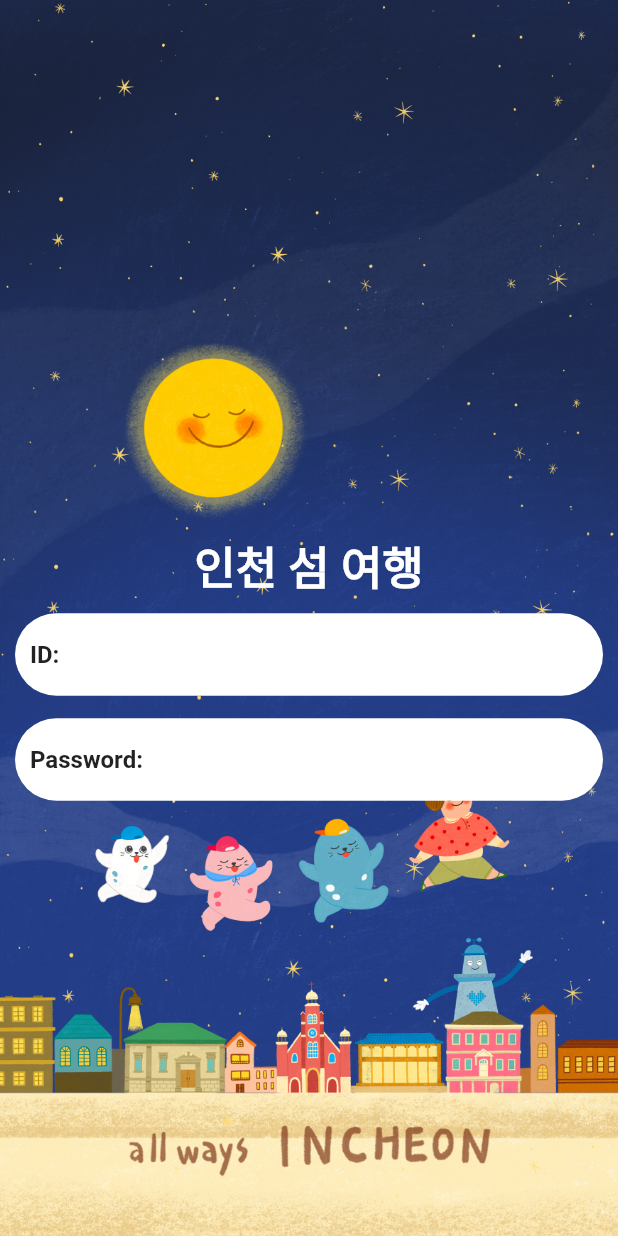
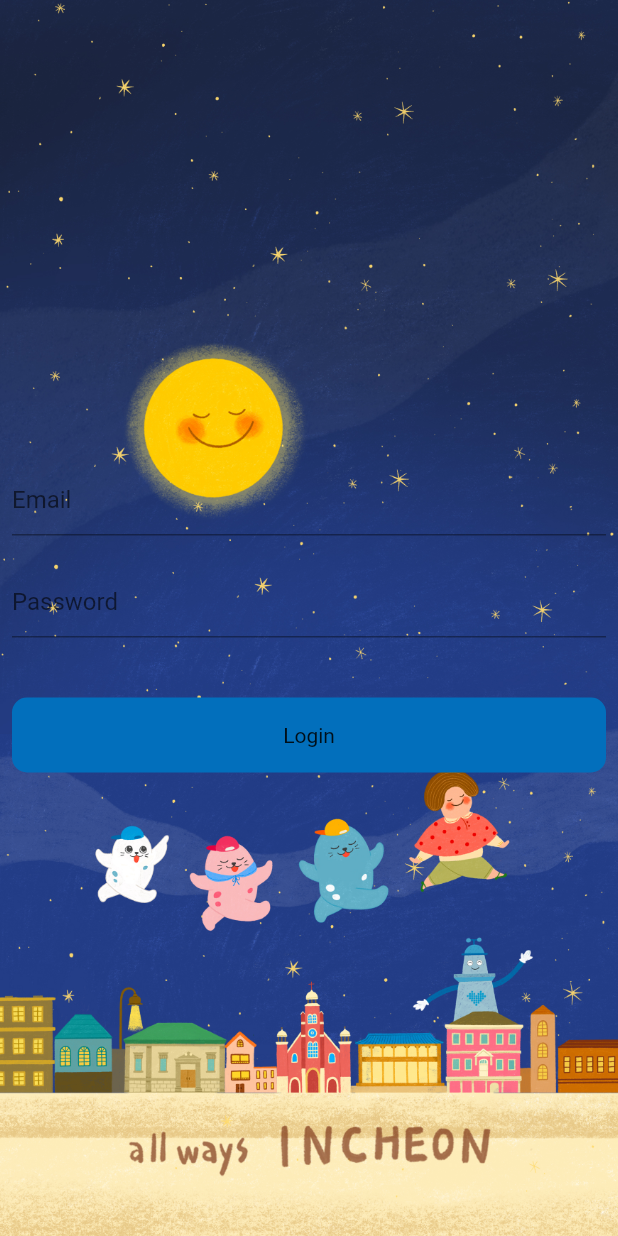
Before and after one commit to C-H-Wook/make, a Flutter app: the screen it shows after launch, on a phone screen of 412 x 824 dp. Run offline on Flutter 3.47's test engine with Material 2 defaults, Android fonts, the phone set to English and light mode, and no system bars; our stand-ins replace liquid_swipe; missing offline and left inert: flutter_barcode_scanner; network calls fail.

Commit message:
modified:   lib/main.dart 	deleted:    lib/model/data/contract_question.dart 	new file:   lib/screens/contract_drawer.dart 	modified:   lib/screens/lockscreen.dart 	new file:   lib/services/api_service.dart 	modified:   pubspec.lock 	modified:   pubspec.yaml

```diff
--- a/lib/main.dart
+++ b/lib/main.dart
@@ -1,7 +1,9 @@
 import 'package:flutter/material.dart';
 import 'package:makertone_proto_one/screens/lockscreen.dart';
+import 'package:makertone_proto_one/services/api_service.dart';
 
 void main() {
+  ApiService().getUserInfo();
   runApp(const MyApp());
 }
 
--- a/lib/screens/lockscreen.dart
+++ b/lib/screens/lockscreen.dart
@@ -1,5 +1,5 @@
 import 'package:flutter/material.dart';
-import 'package:makertone_proto_one/screens/home_screen.dart';
+import 'package:http/http.dart';
 import 'package:makertone_proto_one/utilities/color.dart';
 
 class lockscreen extends StatefulWidget {
@@ -10,6 +10,29 @@
 }
 
 class _lockscreenState extends State<lockscreen> {
+  TextEditingController emailController = TextEditingController();
+  TextEditingController passwordController = TextEditingController();
+  final String baseUrl = "http://54.83.101.17:8080";
+  final String getInfo = "users";
+  final String postInfo = "users/signin";
+
+  void login(String email, password) async {
+    try {
+      Response response = await post(Uri.parse('$baseUrl/$postInfo'),
+          body: {'id': email, 'pw': password});
+
+      if (response.statusCode == 200) {
+        //var data = jsonDecode(response.body.toString());
+        //print(data['token']);
+        print('Login successfully');
+      } else {
+        print('failed');
+      }
+    } catch (e) {
+      print(e.toString());
+    }
+  }
+
   @override
   Widget build(BuildContext context) {
     return Scaffold(
@@ -22,103 +45,46 @@
             width: double.infinity,
             fit: BoxFit.cover,
           ),
-          SafeArea(
-            child: Center(
-              child: Padding(
-                padding: const EdgeInsets.all(10.0),
+          Padding(
+            padding: const EdgeInsets.all(8),
             child: Column(
+              crossAxisAlignment: CrossAxisAlignment.center,
               mainAxisAlignment: MainAxisAlignment.center,
               children: [
-                    const Spacer(),
-                    const Text(
-                      '인천 섬 여행',
-                      style: TextStyle(
-                        fontSize: 30,
-                        color: clr_white,
-                        fontWeight: FontWeight.w800,
-                      ),
+                TextFormField(
+                  controller: emailController,
+                  decoration: const InputDecoration(hintText: 'Email'),
                 ),
                 const SizedBox(
-                      height: 10,
+                  height: 20,
                 ),
-                    InkWell(
+                TextFormField(
+                  controller: passwordController,
+                  decoration: const InputDecoration(hintText: 'Password'),
+                ),
+                const SizedBox(
+                  height: 40,
+                ),
+                GestureDetector(
                   onTap: () {
-                        Navigator.push(
-                            context,
-                            MaterialPageRoute(
-                                builder: (context) => const homeScreen()));
+                    login(emailController.text.toString(),
+                        passwordController.text.toString());
                   },
                   child: Container(
-                        height: 55,
-                        width: double.infinity,
+                    height: 50,
                     decoration: BoxDecoration(
-                          color: clr_white,
-                          borderRadius: BorderRadius.circular(100),
-                        ),
-                        child: Padding(
-                          padding: const EdgeInsets.symmetric(
-                            horizontal: 10,
-                          ),
-                          child: Row(
-                              mainAxisAlignment: MainAxisAlignment.start,
-                              children: const [
-                                Text(
-                                  "ID: ",
-                                  style: TextStyle(
-                                    fontSize: 16,
-                                    fontWeight: FontWeight.w700,
-                                  ),
-                                )
-                              ]),
-                        ),
-                      ),
-                    ),
-                    const SizedBox(
-                      height: 15,
-                    ),
-                    InkWell(
-                      onTap: () {
-                        Navigator.push(
-                            context,
-                            MaterialPageRoute(
-                                builder: (context) => const homeScreen()));
-                      },
-                      child: Container(
-                        height: 55,
-                        width: double.infinity,
-                        decoration: BoxDecoration(
-                          color: clr_white,
-                          borderRadius: BorderRadius.circular(100),
-                        ),
-                        child: Padding(
-                          padding: const EdgeInsets.symmetric(
-                            horizontal: 10,
-                          ),
-                          child: Row(
-                              mainAxisAlignment: MainAxisAlignment.start,
-                              children: const [
-                                Text(
-                                  "Password:",
-                                  style: TextStyle(
-                                    fontSize: 16,
-                                    fontWeight: FontWeight.w700,
-                                  ),
-                                )
-                              ]),
-                        ),
-                      ),
-                    ),
-                    SizedBox(
-                      height: MediaQuery.of(context).size.height *
-                          0.34, //Log in Button Positions
-                    ),
-                  ],
-                ),
+                        color: clr_incheonblue,
+                        borderRadius: BorderRadius.circular(10)),
+                    child: const Center(
+                      child: Text('Login'),
                     ),
                   ),
                 )
               ],
             ),
+          ),
+        ],
+      ),
     );
   }
 }
--- a/pubspec.yaml
+++ b/pubspec.yaml
@@ -40,6 +40,8 @@
   #dependency
   provider: ^6.0.5
   liquid_swipe: ^3.0.0
+  http: ^0.13.5
+
 
 dev_dependencies:
   flutter_test:
```
Also changed, not shown: lib/screens/contract_drawer.dart (added, +141 -0 lines), lib/services/api_service.dart (added, +17 -0 lines), lib/model/data/contract_question.dart (deleted), pubspec.lock. Lines whose indentation alone changed are shown as unchanged.
